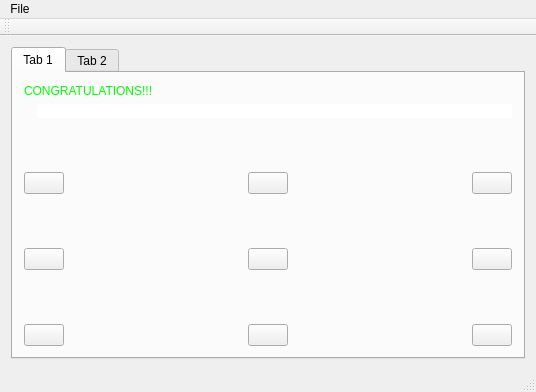
Old version of the form math_practice.ui in the repository jleahred/kids-math-practice.
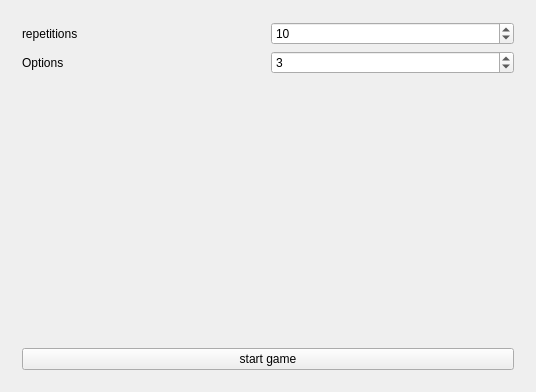
New version of the form. Custom widgets are drawn as their Qt base class.

Commit message: config  fixed errors   removed tabs

What changed in the file:
```diff
--- a/math_practice.ui
+++ b/math_practice.ui
@@ -25,23 +25,64 @@
   <widget class="QWidget" name="centralWidget">
    <layout class="QVBoxLayout" name="verticalLayout">
     <item>
-     <widget class="QTabWidget" name="tabWidget">
-      <widget class="QWidget" name="tab">
-       <attribute name="title">
-        <string>Tab 1</string>
-       </attribute>
-       <layout class="QVBoxLayout" name="verticalLayout_2">
-        <item>
-         <widget class="QLabel" name="congratulation">
-          <property name="styleSheet">
-           <string notr="true">font: 75 36pt &quot;Ubuntu&quot;;
-color: rgb(0, 255, 0);</string>
+     <widget class="QStackedWidget" name="stackedWidget">
+      <property name="currentIndex">
+       <number>0</number>
+      </property>
+      <widget class="QWidget" name="page_3">
+       <layout class="QGridLayout" name="gridLayout">
+        <item row="0" column="0">
+         <widget class="QLabel" name="label">
+          <property name="text">
+           <string>repetitions</string>
           </property>
+         </widget>
+        </item>
+        <item row="0" column="1">
+         <widget class="QSpinBox" name="config_repetitions">
+          <property name="value">
+           <number>10</number>
+          </property>
+         </widget>
+        </item>
+        <item row="1" column="0">
+         <widget class="QLabel" name="label_2">
           <property name="text">
-           <string>CONGRATULATIONS!!!</string>
+           <string>Options</string>
           </property>
          </widget>
         </item>
+        <item row="1" column="1">
+         <widget class="QSpinBox" name="config_options">
+          <property name="value">
+           <number>3</number>
+          </property>
+         </widget>
+        </item>
+        <item row="3" column="0" colspan="2">
+         <widget class="QPushButton" name="start">
+          <property name="text">
+           <string>start game</string>
+          </property>
+         </widget>
+        </item>
+        <item row="2" column="0">
+         <spacer name="verticalSpacer_4">
+          <property name="orientation">
+           <enum>Qt::Vertical</enum>
+          </property>
+          <property name="sizeHint" stdset="0">
+           <size>
+            <width>20</width>
+            <height>40</height>
+           </size>
+          </property>
+         </spacer>
+        </item>
+       </layout>
+      </widget>
+      <widget class="QWidget" name="page">
+       <layout class="QVBoxLayout" name="verticalLayout_3">
         <item>
          <layout class="QHBoxLayout" name="horizontalLayout">
           <item>
@@ -276,41 +317,39 @@
         </item>
        </layout>
       </widget>
-      <widget class="QWidget" name="tab_2">
-       <attribute name="title">
-        <string>Tab 2</string>
-       </attribute>
+      <widget class="QWidget" name="page_2">
+       <layout class="QVBoxLayout" name="verticalLayout_2">
+        <item>
+         <widget class="QLabel" name="congratulation">
+          <property name="styleSheet">
+           <string notr="true">font: 75 36pt &quot;Ubuntu&quot;;
+color: rgb(0, 255, 0);</string>
+          </property>
+          <property name="text">
+           <string>CONGRATULATIONS!!!</string>
+          </property>
+         </widget>
+        </item>
+        <item>
+         <widget class="QLabel" name="report">
+          <property name="text">
+           <string/>
+          </property>
+         </widget>
+        </item>
+        <item>
+         <widget class="QPushButton" name="reset">
+          <property name="text">
+           <string>reset</string>
+          </property>
+         </widget>
+        </item>
+       </layout>
       </widget>
      </widget>
     </item>
    </layout>
   </widget>
-  <widget class="QMenuBar" name="menuBar">
-   <property name="geometry">
-    <rect>
-     <x>0</x>
-     <y>0</y>
-     <width>536</width>
-     <height>21</height>
-    </rect>
-   </property>
-   <widget class="QMenu" name="menuFile">
-    <property name="title">
-     <string>File</string>
-    </property>
-    <addaction name="actionStart_game"/>
-   </widget>
-   <addaction name="menuFile"/>
-  </widget>
-  <widget class="QToolBar" name="mainToolBar">
-   <attribute name="toolBarArea">
-    <enum>TopToolBarArea</enum>
-   </attribute>
-   <attribute name="toolBarBreak">
-    <bool>false</bool>
-   </attribute>
-  </widget>
-  <widget class="QStatusBar" name="statusBar"/>
   <action name="actionStart_game">
    <property name="text">
     <string>Start game</string>
```
Left out of the diff: 4 changed lines with no effect on the pictures. The commit also changes 4 other files.
